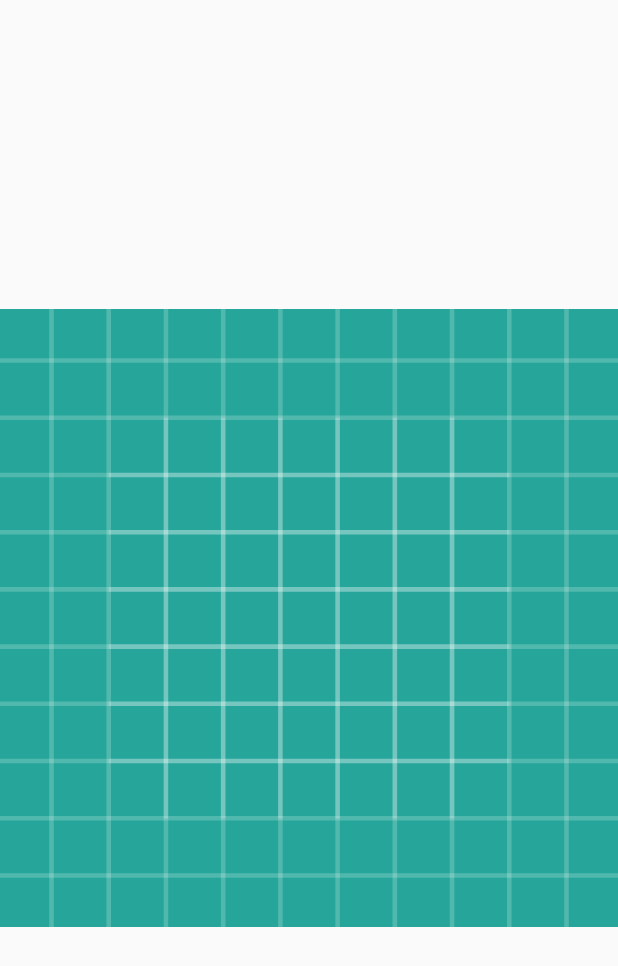
After one commit to enigm777/SKSSApplication, an Android app: the layout activity_splash_screen.xml on its own in the app's theme, with its tools: preview values and no code run, on a phone screen of 412 x 824 dp. The commit adds this screen. Shown: the top 966 px of the screen. Run offline under Robolectric (Android 15) with nearby library versions, the phone set to English and light mode, and no system bars.

Commit message:
добавил джавадоков к классам

```diff
--- a/app/src/main/java/com/ural_nigmatullin/skssapplication/data/FakeNewsRepository.java
+++ b/app/src/main/java/com/ural_nigmatullin/skssapplication/data/FakeNewsRepository.java
@@ -12,7 +12,6 @@ import io.reactivex.Single;
  * Стабовый репозиторий новостей
  * Created by enigm on 31/03/2018.
  */
-
 public class FakeNewsRepository implements NewsRepositoryInterface {
 
     private static final String[] NEWS_TITLES = {
--- a/app/src/main/java/com/ural_nigmatullin/skssapplication/data/NewsItem.java
+++ b/app/src/main/java/com/ural_nigmatullin/skssapplication/data/NewsItem.java
@@ -4,13 +4,14 @@ package com.ural_nigmatullin.skssapplication.data;
  * Элемент списка новостей
  * Created by enigm on 31/03/2018.
  */
-
 public class NewsItem {
 
     // Заголовок новости
     String mNewsItemTitle;
+
     // Ссылка на КДПВ новости
     String mNewsItemImageUrl;
+
     // Собственно сам текст новости
     String mNewsItemContent;
 
--- a/app/src/main/java/com/ural_nigmatullin/skssapplication/data/network/NewsItemModel.java
+++ b/app/src/main/java/com/ural_nigmatullin/skssapplication/data/network/NewsItemModel.java
@@ -4,9 +4,10 @@ import com.google.gson.annotations.Expose;
 import com.google.gson.annotations.SerializedName;
 
 /**
+ * Модель новости для главной
+ *
  * Created by enigm on 08/04/2018.
  */
-
 public class NewsItemModel {
 
     @SerializedName("title")
--- a/app/src/main/java/com/ural_nigmatullin/skssapplication/data/network/SkssApi.java
+++ b/app/src/main/java/com/ural_nigmatullin/skssapplication/data/network/SkssApi.java
@@ -6,9 +6,10 @@ import io.reactivex.Observable;
 import retrofit2.http.GET;
 
 /**
+ * Интерфейс сервиса запросов в сеть (ретрофит)
+ * <p>
  * Created by enigm on 08/04/2018.
  */
-
 public interface SkssApi {
 
     @GET("news/list")
--- a/app/src/main/java/com/ural_nigmatullin/skssapplication/di/ApplicationComponent.java
+++ b/app/src/main/java/com/ural_nigmatullin/skssapplication/di/ApplicationComponent.java
@@ -7,9 +7,10 @@ import javax.inject.Singleton;
 import dagger.Component;
 
 /**
+ * Компонент для предоставления зависимостей
+ *
  * @author Урал Нигматуллин
  */
-
 @Singleton
 @Component(modules = {DataModule.class, DomainModule.class})
 public interface ApplicationComponent {
--- a/app/src/main/java/com/ural_nigmatullin/skssapplication/di/DataModule.java
+++ b/app/src/main/java/com/ural_nigmatullin/skssapplication/di/DataModule.java
@@ -14,9 +14,10 @@ import retrofit2.Retrofit;
 import retrofit2.converter.gson.GsonConverterFactory;
 
 /**
+ * Модуль для разрешения зависимостей слоя данных
+ *
  * @author Урал Нигматуллин
  */
-
 @Module
 public class DataModule {
 
--- a/app/src/main/java/com/ural_nigmatullin/skssapplication/di/DomainModule.java
+++ b/app/src/main/java/com/ural_nigmatullin/skssapplication/di/DomainModule.java
@@ -10,9 +10,10 @@ import dagger.Module;
 import dagger.Provides;
 
 /**
+ * Модуль для разрешения зависимостей слоя бизнес логики
+ *
  * @author Урал Нигматуллин
  */
-
 @Module
 public class DomainModule {
 
--- a/app/src/main/java/com/ural_nigmatullin/skssapplication/domain/NewsListInteractorInterface.java
+++ b/app/src/main/java/com/ural_nigmatullin/skssapplication/domain/NewsListInteractorInterface.java
@@ -8,9 +8,9 @@ import io.reactivex.Single;
 
 /**
  * Интерактор для получения списка новостей с сайта
+ *
  * Created by enigm on 31/03/2018.
  */
-
 public interface NewsListInteractorInterface {
 
     /**
--- a/app/src/main/java/com/ural_nigmatullin/skssapplication/ui/views/NewsListFragment.java
+++ b/app/src/main/java/com/ural_nigmatullin/skssapplication/ui/views/NewsListFragment.java
@@ -18,6 +18,7 @@ import com.ural_nigmatullin.skssapplication.ui.adapters.NewsListAdapter;
 
 import java.util.ArrayList;
 import java.util.List;
+import java.util.concurrent.TimeUnit;
 
 import javax.inject.Inject;
 
--- /dev/null
+++ b/app/src/main/res/layout/activity_splash_screen.xml
@@ -0,0 +1,17 @@
+<?xml version="1.0" encoding="utf-8"?>
+<LinearLayout xmlns:android="http://schemas.android.com/apk/res/android"
+    xmlns:app="http://schemas.android.com/apk/res-auto"
+    xmlns:tools="http://schemas.android.com/tools"
+    android:layout_width="match_parent"
+    android:layout_height="match_parent"
+    android:orientation="vertical"
+    tools:context="com.ural_nigmatullin.skssapplication.ui.views.SplashScreenActivity">
+
+    <ImageView
+        android:id="@+id/splash_screen_logo_image_view"
+        android:layout_width="match_parent"
+        android:layout_height="match_parent"
+        android:src="@drawable/ic_launcher_background"
+        android:layout_gravity="center"/>
+
+</LinearLayout>
```
Also changed, not shown: app/build.gradle (+7 -0 lines), app/src/main/AndroidManifest.xml (+9 -7 lines), app/src/main/java/com/ural_nigmatullin/skssapplication/data/NewsRepository.java (+9 -2 lines), app/src/main/java/com/ural_nigmatullin/skssapplication/domain/NewsListInteractor.java (+9 -2 lines), app/src/main/java/com/ural_nigmatullin/skssapplication/domain/NewsRepositoryInterface.java (+6 -1 lines), app/src/main/java/com/ural_nigmatullin/skssapplication/ui/adapters/NewsListAdapter.java (+29 -2 lines), app/src/main/java/com/ural_nigmatullin/skssapplication/ui/presenters/SplashScreenPresenter.java (added, +21 -0 lines), app/src/main/java/com/ural_nigmatullin/skssapplication/ui/views/ILoadingView.java (added, +19 -0 lines), app/src/main/java/com/ural_nigmatullin/skssapplication/ui/views/ISplashScreenView.java (added, +8 -0 lines), app/src/main/java/com/ural_nigmatullin/skssapplication/ui/views/SplashScreenActivity.java (added, +35 -0 lines).
